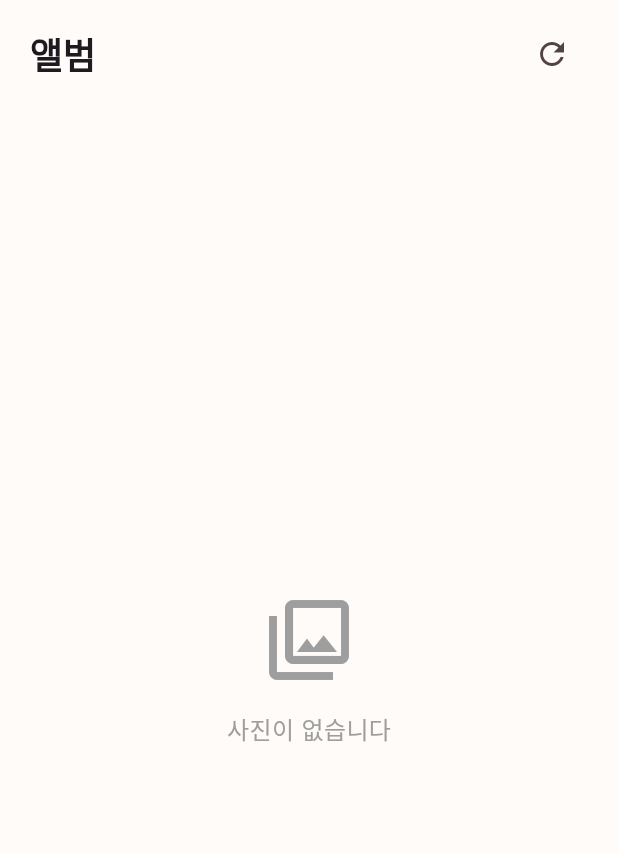
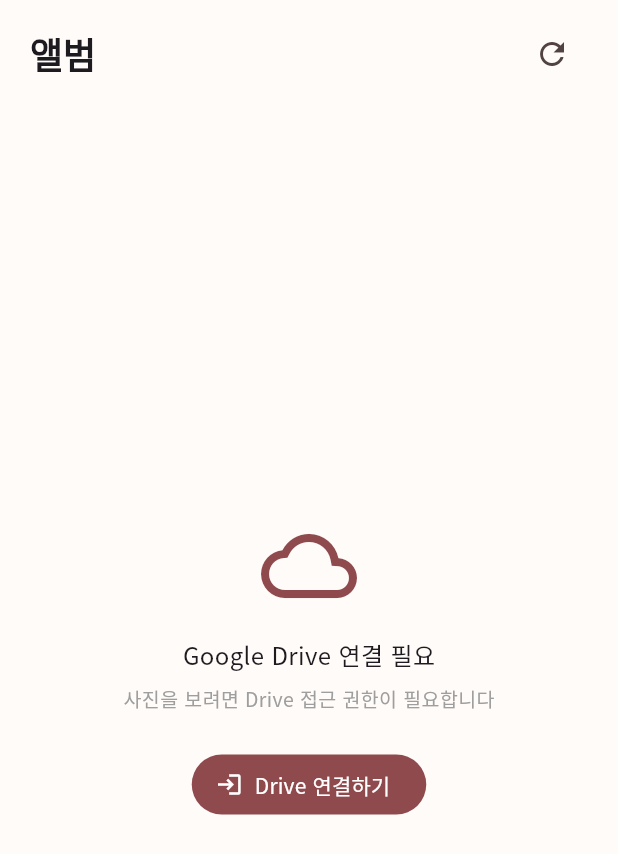
Before and after one commit to jagallang/wesynk, a Flutter app: the AlbumPage widget shown alone on an empty page, opened directly, after a tap on the "refresh" icon, on a phone screen of 412 x 824 dp. Shown: the top 854 px of the screen. Run offline on Flutter 3.47's test engine with Material 3 defaults, Android fonts, the phone set to English and light mode, and no system bars; our stand-ins replace cloud_firestore, firebase_auth, firebase_core, flutter_riverpod, google_fonts, google_sign_in and 1 more; accounts and stored records are empty.

Commit message:
fix: v1.6.2 - Google Sign-in 웹 수정 + People API + Auth 바이패스
- Auth 바이패스 재활성화 (웹 COOP 문제로 signInWithPopup/Redirect 불안정)
- google_sign_in 패키지로 Drive 연결 (앨범 탭 별도 버튼)
- 웹 OAuth 클라이언트 ID 명시 (242440576982-pekn...)
- People API 활성화 (google_sign_in 프로필 조회 필요)
- COOP 헤더 정리
- authDomain을 firebaseapp.com으로 복원

Co-Authored-By: Claude Opus 4.6 (1M context) <noreply@anthropic.com>

```diff
--- a/lib/app.dart
+++ b/lib/app.dart
@@ -47,7 +47,8 @@ class WesynkApp extends ConsumerWidget {
 class _AuthGate extends ConsumerWidget {
   const _AuthGate();
 
-  static const _bypassAuth = false;
+  // TODO: iOS 네이티브에서 Google Sign-in 완성 후 false로
+  static const _bypassAuth = true;
 
   @override
   Widget build(BuildContext context, WidgetRef ref) {
@@ -69,6 +70,7 @@ class _AuthGate extends ConsumerWidget {
         body: Center(child: Text('${S.error}: $e')),
       ),
       data: (user) {
+        debugPrint('[AuthGate] user=${user?.email ?? 'null'}');
         if (user == null) return const LoginPage();
         return const HomePage();
       },
--- a/lib/features/album/presentation/pages/album_page.dart
+++ b/lib/features/album/presentation/pages/album_page.dart
@@ -10,7 +10,8 @@ class AlbumPage extends ConsumerWidget {
 
   @override
   Widget build(BuildContext context, WidgetRef ref) {
-    final photosAsync = ref.watch(drivePhotosProvider);
+    final authService = ref.read(authServiceProvider);
+    final hasToken = authService.accessToken != null;
 
     return SafeArea(
       child: Column(
@@ -34,22 +35,79 @@ class AlbumPage extends ConsumerWidget {
           ),
           const SizedBox(height: 8),
           Expanded(
-            child: photosAsync.when(
-              loading: () =>
-                  const Center(child: CircularProgressIndicator()),
+            child: hasToken
+                ? _PhotosView(ref: ref)
+                : _ConnectDriveView(ref: ref),
+          ),
+        ],
+      ),
+    );
+  }
+}
+
+/// Drive 토큰이 없을 때 → 연결 버튼
+class _ConnectDriveView extends StatelessWidget {
+  final WidgetRef ref;
+  const _ConnectDriveView({required this.ref});
+
+  @override
+  Widget build(BuildContext context) {
+    return Center(
+      child: Column(
+        mainAxisAlignment: MainAxisAlignment.center,
+        children: [
+          Icon(Icons.cloud_outlined,
+              size: 64, color: Theme.of(context).colorScheme.primary),
+          const SizedBox(height: 16),
+          Text(
+            S.isKo ? 'Google Drive 연결 필요' : 'Connect Google Drive',
+            style: const TextStyle(fontSize: 16),
+          ),
+          const SizedBox(height: 8),
+          Text(
+            S.isKo
+                ? '사진을 보려면 Drive 접근 권한이 필요합니다'
+                : 'Drive access is needed to view photos',
+            style: const TextStyle(color: Colors.grey, fontSize: 13),
+          ),
+          const SizedBox(height: 24),
+          FilledButton.icon(
+            onPressed: () async {
+              await ref.read(authServiceProvider).signInWithGoogle();
+              ref.invalidate(drivePhotosProvider);
+            },
+            icon: const Icon(Icons.login),
+            label: Text(S.isKo ? 'Drive 연결하기' : 'Connect Drive'),
+          ),
+        ],
+      ),
+    );
+  }
+}
+
+/// Drive 사진 그리드
+class _PhotosView extends ConsumerWidget {
+  final WidgetRef ref;
+  const _PhotosView({required this.ref});
+
+  @override
+  Widget build(BuildContext context, WidgetRef widgetRef) {
+    final photosAsync = widgetRef.watch(drivePhotosProvider);
+
+    return photosAsync.when(
+      loading: () => const Center(child: CircularProgressIndicator()),
       error: (e, _) => Center(
         child: Column(
           mainAxisAlignment: MainAxisAlignment.center,
           children: [
-                    const Icon(Icons.error_outline,
-                        size: 48, color: Colors.grey),
+            const Icon(Icons.error_outline, size: 48, color: Colors.grey),
             const SizedBox(height: 12),
             Text('${S.error}: $e',
-                        style: const TextStyle(color: Colors.grey)),
+                style: const TextStyle(color: Colors.grey),
+                textAlign: TextAlign.center),
             const SizedBox(height: 12),
             FilledButton.icon(
-                      onPressed: () =>
-                          ref.invalidate(drivePhotosProvider),
+              onPressed: () => widgetRef.invalidate(drivePhotosProvider),
               icon: const Icon(Icons.refresh),
               label: const Text('Retry'),
             ),
@@ -66,31 +124,13 @@ class AlbumPage extends ConsumerWidget {
                     size: 64, color: Colors.grey),
                 const SizedBox(height: 16),
                 Text(S.albumEmpty,
-                            style: const TextStyle(
-                                color: Colors.grey, fontSize: 16)),
+                    style:
+                        const TextStyle(color: Colors.grey, fontSize: 16)),
               ],
             ),
           );
         }
 
-                return _PhotoGrid(photos: photos, ref: ref);
-              },
-            ),
-          ),
-        ],
-      ),
-    );
-  }
-}
-
-class _PhotoGrid extends StatelessWidget {
-  final List<DrivePhoto> photos;
-  final WidgetRef ref;
-
-  const _PhotoGrid({required this.photos, required this.ref});
-
-  @override
-  Widget build(BuildContext context) {
         return GridView.builder(
           padding: const EdgeInsets.all(4),
           gridDelegate: const SliverGridDelegateWithFixedCrossAxisCount(
@@ -102,14 +142,17 @@ class _PhotoGrid extends StatelessWidget {
           itemBuilder: (context, i) {
             final photo = photos[i];
             return GestureDetector(
-          onTap: () => _showPhotoDetail(context, photo),
-          child: _PhotoThumbnail(photo: photo, ref: ref),
+              onTap: () => _showDetail(context, widgetRef, photo),
+              child: _Thumb(photo: photo, ref: widgetRef),
+            );
+          },
         );
       },
     );
   }
 
-  void _showPhotoDetail(BuildContext context, DrivePhoto photo) {
+  void _showDetail(
+      BuildContext context, WidgetRef ref, DrivePhoto photo) {
     showDialog(
       context: context,
       builder: (_) => Dialog(
@@ -128,8 +171,8 @@ class _PhotoGrid extends StatelessWidget {
                   photo.thumbnailUrl(size: 800),
                   headers: snap.data!,
                   fit: BoxFit.contain,
-                  errorBuilder: (_, e, __) =>
-                      const SizedBox(height: 200, child: Icon(Icons.broken_image)),
+                  errorBuilder: (_, __, ___) => const SizedBox(
+                      height: 200, child: Icon(Icons.broken_image)),
                 );
               },
             ),
@@ -138,9 +181,11 @@ class _PhotoGrid extends StatelessWidget {
               child: Column(
                 children: [
                   Text(photo.name,
-                      style: const TextStyle(fontWeight: FontWeight.w500)),
+                      style:
+                          const TextStyle(fontWeight: FontWeight.w500)),
                   Text(photo.date,
-                      style: const TextStyle(color: Colors.grey, fontSize: 12)),
+                      style: const TextStyle(
+                          color: Colors.grey, fontSize: 12)),
                 ],
               ),
             ),
@@ -151,15 +196,17 @@ class _PhotoGrid extends StatelessWidget {
   }
 }
 
-class _PhotoThumbnail extends StatelessWidget {
+class _Thumb extends StatelessWidget {
   final DrivePhoto photo;
   final WidgetRef ref;
-
-  const _PhotoThumbnail({required this.photo, required this.ref});
+  const _Thumb({required this.photo, required this.ref});
 
   @override
   Widget build(BuildContext context) {
-    if (photo.thumbnailLink != null) {
+    if (photo.thumbnailLink == null) {
+      return Container(
+          color: Colors.grey.shade200, child: const Icon(Icons.photo));
+    }
     return FutureBuilder<Map<String, String>?>(
       future: ref.read(authServiceProvider).getAuthHeaders(),
       builder: (context, snap) {
@@ -172,15 +219,9 @@ class _PhotoThumbnail extends StatelessWidget {
           fit: BoxFit.cover,
           errorBuilder: (_, __, ___) => Container(
               color: Colors.grey.shade200,
-              child: const Icon(Icons.broken_image),
-            ),
+              child: const Icon(Icons.broken_image)),
         );
       },
     );
   }
-    return Container(
-      color: Colors.grey.shade200,
-      child: const Icon(Icons.photo),
-    );
 }
-}
--- a/lib/features/auth/presentation/providers/auth_provider.dart
+++ b/lib/features/auth/presentation/providers/auth_provider.dart
@@ -3,82 +3,85 @@ import 'package:flutter/foundation.dart';
 import 'package:flutter_riverpod/flutter_riverpod.dart';
 import 'package:google_sign_in/google_sign_in.dart';
 
-/// Firebase Auth 상태 스트림
 final authStateProvider = StreamProvider<User?>((ref) {
   return FirebaseAuth.instance.authStateChanges();
 });
 
-/// 현재 로그인된 유저
 final currentUserProvider = Provider<User?>((ref) {
   return ref.watch(authStateProvider).valueOrNull;
 });
 
-/// Google Sign-In 인스턴스 (모바일용, Drive 스코프 포함)
 final _googleSignIn = GoogleSignIn(
   scopes: ['https://www.googleapis.com/auth/drive.readonly'],
+  clientId: kIsWeb
+      ? '242440576982-pekndtmvlqvq3ms5k69ej6s643gp0ic0.apps.googleusercontent.com'
+      : null,
 );
 
-/// Auth 서비스
 class AuthService {
+  static final AuthService _instance = AuthService._();
+  factory AuthService() => _instance;
+  AuthService._();
+
   final _auth = FirebaseAuth.instance;
+  String? _accessToken;
 
-  /// Google 로그인 (웹/모바일 분기)
+  String? get accessToken => _accessToken;
+
+  /// Google 로그인 (google_sign_in 패키지 통합)
   Future<UserCredential?> signInWithGoogle() async {
-    if (kIsWeb) {
-      return _signInWithGoogleWeb();
-    }
-    return _signInWithGoogleMobile();
+    try {
+      final googleUser = await _googleSignIn.signIn();
+      if (googleUser == null) {
+        debugPrint('[AuthService] signIn cancelled');
+        return null;
       }
 
-  /// 웹: Firebase Auth의 signInWithPopup 사용
-  Future<UserCredential?> _signInWithGoogleWeb() async {
-    final provider = GoogleAuthProvider();
-    provider.addScope('https://www.googleapis.com/auth/drive.readonly');
-    return _auth.signInWithPopup(provider);
-  }
+      final googleAuth = await googleUser.authentication;
+      _accessToken = googleAuth.accessToken;
+      debugPrint('[AuthService] signIn: token=${_accessToken != null}, user=${googleUser.email}');
 
-  /// 모바일: google_sign_in 패키지 사용
-  Future<UserCredential?> _signInWithGoogleMobile() async {
-    final googleUser = await _googleSignIn.signIn();
-    if (googleUser == null) return null;
-
-    final googleAuth = await googleUser.authentication;
       final credential = GoogleAuthProvider.credential(
         accessToken: googleAuth.accessToken,
         idToken: googleAuth.idToken,
       );
       return _auth.signInWithCredential(credential);
-  }
-
-  /// Google Auth 헤더 가져오기 (Drive API용)
-  Future<Map<String, String>?> getAuthHeaders() async {
-    if (kIsWeb) {
-      // 웹: Firebase Auth에서 토큰 가져오기
-      final user = _auth.currentUser;
-      if (user == null) return null;
-      // OAuthCredential에서 accessToken 가져오기
-      // 웹에서는 재인증으로 토큰 갱신
-      final provider = GoogleAuthProvider();
-      provider.addScope('https://www.googleapis.com/auth/drive.readonly');
-      try {
-        final result = await user.reauthenticateWithPopup(provider);
-        final accessToken = result.credential?.accessToken;
-        if (accessToken == null) return null;
-        return {'Authorization': 'Bearer $accessToken'};
     } catch (e) {
-        debugPrint('[AuthService] getAuthHeaders error: $e');
+      debugPrint('[AuthService] signIn error: $e');
       return null;
     }
   }
-    // 모바일: google_sign_in 헤더
-    final user = _googleSignIn.currentUser;
-    if (user == null) return null;
-    return await user.authHeaders;
+
+  /// Drive Auth 헤더
+  Future<Map<String, String>?> getAuthHeaders() async {
+    if (_accessToken != null) {
+      return {'Authorization': 'Bearer $_accessToken'};
     }
 
-  /// 로그아웃
+    // silent sign-in으로 토큰 복구 시도
+    try {
+      final googleUser = await _googleSignIn.signInSilently();
+      if (googleUser != null) {
+        final auth = await googleUser.authentication;
+        _accessToken = auth.accessToken;
+        debugPrint('[AuthService] silent refresh: token=${_accessToken != null}');
+        return {'Authorization': 'Bearer $_accessToken'};
+      }
+    } catch (e) {
+      debugPrint('[AuthService] silent refresh error: $e');
+    }
+
+    debugPrint('[AuthService] no access token');
+    return null;
+  }
+
+  Future<void> handleRedirectResult() async {
+    // google_sign_in 방식에서는 불필요
+  }
+
   Future<void> signOut() async {
-    if (!kIsWeb) await _googleSignIn.signOut();
+    _accessToken = null;
+    await _googleSignIn.signOut();
     await _auth.signOut();
   }
 }
```
Also changed, not shown: lib/main.dart (+12 -4 lines), firebase.json. Lines whose indentation alone changed are shown as unchanged.
